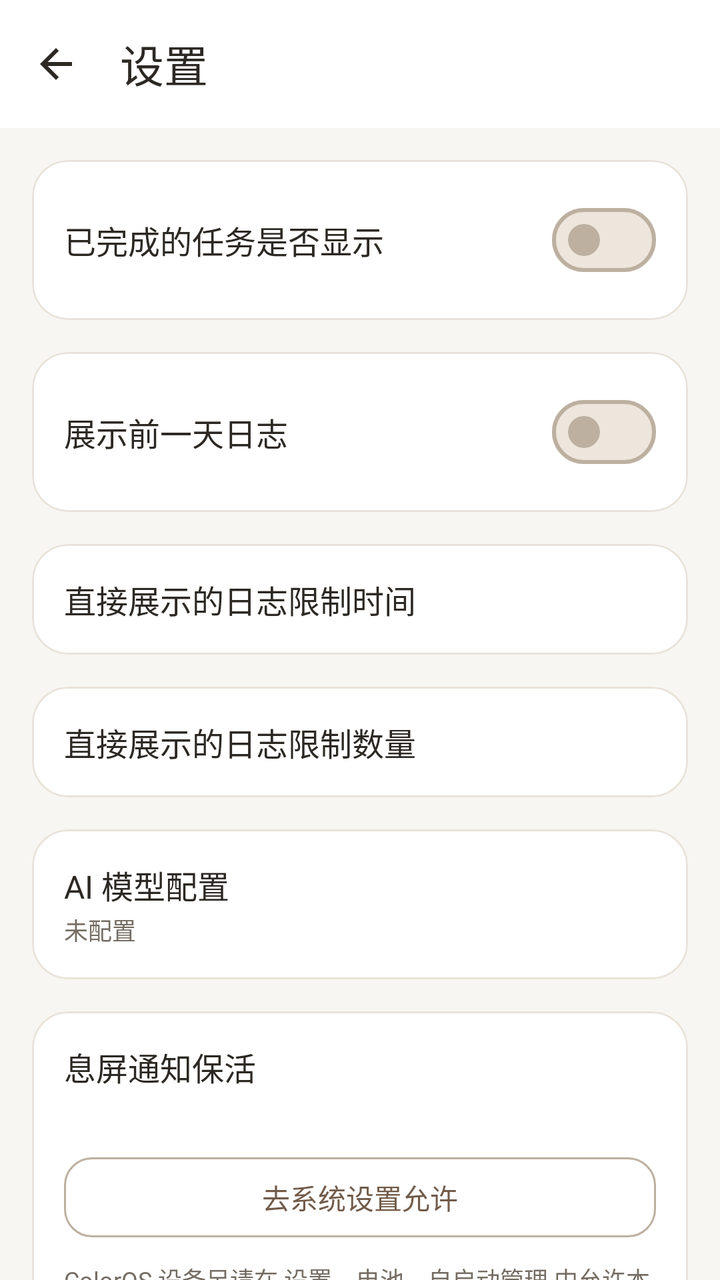
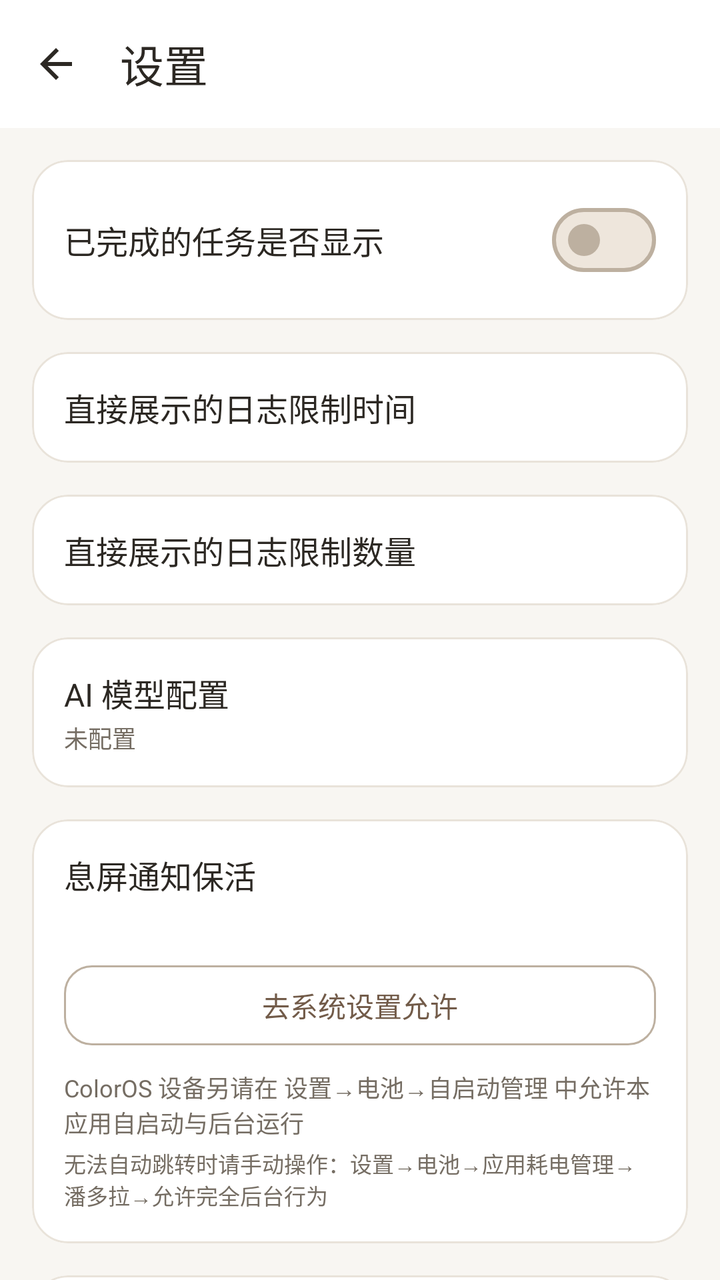

Two renders of the same Android screen: before a commit and after it. Below are the layout's source before the change and the commit's diff.
<!-- AndroidManifest.xml: application theme Theme.Project_Pandora -->
<!-- res/layout/activity_settings.xml -->
<?xml version="1.0" encoding="utf-8"?>
<layout xmlns:android="http://schemas.android.com/apk/res/android"
    xmlns:app="http://schemas.android.com/apk/res-auto">

    <data>

    </data>

    <androidx.constraintlayout.widget.ConstraintLayout
        android:layout_width="match_parent"
        android:layout_height="match_parent"
        android:background="@color/color_bg_page">

        <com.google.android.material.appbar.MaterialToolbar
            android:id="@+id/toolbar"
            android:layout_width="match_parent"
            android:layout_height="wrap_content"
            android:background="@color/color_surface"
            app:title="设置"
            app:titleTextColor="@color/color_text_primary"
            app:navigationIcon="@drawable/ic_back"
            app:layout_constraintTop_toTopOf="parent"
            style="@style/Widget.Pandora.Toolbar"
            app:navigationIconTint="@color/color_text_primary"
            android:elevation="0dp" />

        
        <ScrollView
            android:layout_width="match_parent"
            android:layout_height="0dp"
            android:fillViewport="true"
            android:scrollbars="none"
            app:layout_constraintTop_toBottomOf="@id/toolbar"
            app:layout_constraintBottom_toBottomOf="parent">

            <LinearLayout
                android:layout_width="match_parent"
                android:layout_height="wrap_content"
                android:orientation="vertical"
                android:padding="16dp">

            <com.google.android.material.card.MaterialCardView
                android:layout_width="match_parent"
                android:layout_height="wrap_content"
                android:layout_marginBottom="16dp"
                app:cardCornerRadius="18dp"
                app:cardElevation="0dp"
                app:cardBackgroundColor="@color/color_surface">

                <LinearLayout
                    android:layout_width="match_parent"
                    android:layout_height="wrap_content"
                    android:orientation="horizontal"
                    android:gravity="center_vertical"
                    android:padding="16dp">

                    <TextView
                        android:layout_width="0dp"
                        android:layout_height="wrap_content"
                        android:layout_weight="1"
                        android:text="已完成的任务是否显示"
                        android:textSize="16sp"
                        android:textColor="@color/color_text_primary" />

                    <com.google.android.material.materialswitch.MaterialSwitch
                        android:id="@+id/switch_show_completed"
                        android:layout_width="wrap_content"
                        android:layout_height="wrap_content" />

                </LinearLayout>
            </com.google.android.material.card.MaterialCardView>

            <com.google.android.material.card.MaterialCardView
                android:layout_width="match_parent"
                android:layout_height="wrap_content"
                android:layout_marginBottom="16dp"
                app:cardCornerRadius="18dp"
                app:cardElevation="0dp"
                app:cardBackgroundColor="@color/color_surface">

                <LinearLayout
                    android:layout_width="match_parent"
                    android:layout_height="wrap_content"
                    android:orientation="horizontal"
                    android:gravity="center_vertical"
                    android:padding="16dp">

                    <TextView
                        android:layout_width="0dp"
                        android:layout_height="wrap_content"
                        android:layout_weight="1"
                        android:text="展示前一天日志"
                        android:textSize="16sp"
                        android:textColor="@color/color_text_primary" />

                    <com.google.android.material.materialswitch.MaterialSwitch
                        android:id="@+id/switch_show_yesterday_log"
                        android:layout_width="wrap_content"
                        android:layout_height="wrap_content" />

                </LinearLayout>
            </com.google.android.material.card.MaterialCardView>

            <com.google.android.material.card.MaterialCardView
                android:id="@+id/card_log_time_limit"
                android:layout_width="match_parent"
                android:layout_height="wrap_content"
                android:layout_marginBottom="16dp"
                app:cardCornerRadius="18dp"
                app:cardElevation="0dp"
                app:cardBackgroundColor="@color/color_surface">

                <LinearLayout
                    android:layout_width="match_parent"
                    android:layout_height="wrap_content"
                    android:orientation="horizontal"
                    android:gravity="center_vertical"
                    android:padding="16dp">

                    <TextView
                        android:layout_width="0dp"
                        android:layout_height="wrap_content"
                        android:layout_weight="1"
                        android:text="直接展示的日志限制时间"
                        android:textSize="16sp"
                        android:textColor="@color/color_text_primary" />

                    <TextView
                        android:id="@+id/text_log_time_limit_value"
                        android:layout_width="wrap_content"
                        android:layout_height="wrap_content"
                        android:textSize="16sp"
                        android:textColor="@color/color_text_secondary" />

                </LinearLayout>
            </com.google.android.material.card.MaterialCardView>

            <com.google.android.material.card.MaterialCardView
                android:id="@+id/card_log_count_limit"
                android:layout_width="match_parent"
                android:layout_height="wrap_content"
                android:layout_marginBottom="16dp"
                app:cardCornerRadius="18dp"
                app:cardElevation="0dp"
                app:cardBackgroundColor="@color/color_surface">

                <LinearLayout
                    android:layout_width="match_parent"
                    android:layout_height="wrap_content"
                    android:orientation="horizontal"
                    android:gravity="center_vertical"
                    android:padding="16dp">

                    <TextView
                        android:layout_width="0dp"
                        android:layout_height="wrap_content"
                        android:layout_weight="1"
                        android:text="直接展示的日志限制数量"
                        android:textSize="16sp"
                        android:textColor="@color/color_text_primary" />

                    <TextView
                        android:id="@+id/text_log_count_limit_value"
                        android:layout_width="wrap_content"
                        android:layout_height="wrap_content"
                        android:textSize="16sp"
                        android:textColor="@color/color_text_secondary" />

                </LinearLayout>
            </com.google.android.material.card.MaterialCardView>

            <com.google.android.material.card.MaterialCardView
                android:id="@+id/card_ai_config"
                android:layout_width="match_parent"
                android:layout_height="wrap_content"
                android:layout_marginBottom="16dp"
                app:cardCornerRadius="18dp"
                app:cardElevation="0dp"
                app:cardBackgroundColor="@color/color_surface">

                <LinearLayout
                    android:layout_width="match_parent"
                    android:layout_height="wrap_content"
                    android:orientation="horizontal"
                    android:gravity="center_vertical"
                    android:padding="16dp">

                    <LinearLayout
                        android:layout_width="0dp"
                        android:layout_height="wrap_content"
                        android:orientation="vertical"
                        android:layout_weight="1">

                        <TextView
                            android:layout_width="match_parent"
                            android:layout_height="wrap_content"
                            android:text="AI 模型配置"
                            android:textSize="16sp"
                            android:textColor="@color/color_text_primary" />

                        <TextView
                            android:id="@+id/text_ai_config_summary"
                            android:layout_width="match_parent"
                            android:layout_height="wrap_content"
                            android:layout_marginTop="2dp"
                            android:text="未配置"
                            android:textSize="12sp"
                            android:textColor="@color/color_text_secondary" />

                    </LinearLayout>

                </LinearLayout>
            </com.google.android.material.card.MaterialCardView>

            
            
        
        <com.google.android.material.card.MaterialCardView
            android:layout_width="match_parent"
            android:layout_height="wrap_content"
            android:layout_marginBottom="16dp"
            app:cardCornerRadius="18dp"
            app:cardElevation="0dp"
            app:cardBackgroundColor="@color/color_surface">

            <LinearLayout
                android:layout_width="match_parent"
                android:layout_height="wrap_content"
                android:orientation="vertical"
                android:padding="16dp">

                <TextView
                    android:layout_width="match_parent"
                    android:layout_height="wrap_content"
                    android:text="@string/keep_alive_card_title"
                    android:textSize="16sp"
                    android:textColor="@color/color_text_primary" />

                <TextView
                    android:id="@+id/text_keep_alive_summary"
                    android:layout_width="match_parent"
                    android:layout_height="wrap_content"
                    android:layout_marginTop="4dp"
                    android:textSize="13sp"
                    android:textColor="@color/color_text_secondary" />

                <com.google.android.material.button.MaterialButton
                    android:id="@+id/btn_battery_whitelist"
                    style="@style/Widget.Pandora.Button.Outlined"
                    android:layout_width="match_parent"
                    android:layout_height="wrap_content"
                    android:layout_marginTop="8dp"
                    android:text="@string/keep_alive_btn_whitelist" />

                <TextView
                    android:layout_width="match_parent"
                    android:layout_height="wrap_content"
                    android:layout_marginTop="8dp"
                    android:text="@string/keep_alive_coloros_note"
                    android:textSize="12sp"
                    android:textColor="@color/color_text_secondary" />

                <TextView
                    android:layout_width="match_parent"
                    android:layout_height="wrap_content"
                    android:layout_marginTop="4dp"
                    android:text="@string/keep_alive_manual_path"
                    android:textSize="11sp"
                    android:textColor="@color/color_text_secondary" />

            </LinearLayout>
        </com.google.android.material.card.MaterialCardView>

<com.google.android.material.card.MaterialCardView
                android:id="@+id/card_server_config"
                android:layout_width="match_parent"
                android:layout_height="wrap_content"
                android:layout_marginBottom="16dp"
                app:cardCornerRadius="18dp"
                app:cardElevation="0dp"
                app:cardBackgroundColor="@color/color_surface">

                <LinearLayout
                    android:layout_width="match_parent"
                    android:layout_height="wrap_content"
                    android:orientation="horizontal"
                    android:gravity="center_vertical"
                    android:padding="16dp">

                    <LinearLayout
                        android:layout_width="0dp"
                        android:layout_height="wrap_content"
                        android:orientation="vertical"
                        android:layout_weight="1">

                        <TextView
                            android:layout_width="match_parent"
                            android:layout_height="wrap_content"
                            android:text="@string/settings_server_card_title"
                            android:textSize="16sp"
                            android:textColor="@color/color_text_primary" />

                        <TextView
                            android:id="@+id/text_server_summary"
                            android:layout_width="match_parent"
                            android:layout_height="wrap_content"
                            android:layout_marginTop="2dp"
                            android:textSize="12sp"
                            android:textColor="@color/color_text_secondary" />

                    </LinearLayout>

                </LinearLayout>
            </com.google.android.material.card.MaterialCardView>

            <com.google.android.material.card.MaterialCardView
                android:id="@+id/card_sync"
                android:layout_width="match_parent"
                android:layout_height="wrap_content"
                android:layout_marginBottom="16dp"
                app:cardCornerRadius="18dp"
                app:cardElevation="0dp"
                app:cardBackgroundColor="@color/color_surface">

                <LinearLayout
                    android:layout_width="match_parent"
                    android:layout_height="wrap_content"
                    android:orientation="vertical"
                    android:padding="16dp">

                    <TextView
                        android:layout_width="match_parent"
                        android:layout_height="wrap_content"
                        android:text="数据同步"
                        android:textSize="16sp"
                        android:textColor="@color/color_text_primary"
                        android:textStyle="bold"
                        android:layout_marginBottom="8dp" />

                    <TextView
                        android:id="@+id/text_sync_status"
                        android:layout_width="match_parent"
                        android:layout_height="wrap_content"
                        android:textSize="14sp"
                        android:textColor="@color/color_text_secondary"
                        android:layout_marginBottom="8dp" />

                    <TextView
                        android:id="@+id/text_sync_progress"
                        android:layout_width="match_parent"
                        android:layout_height="wrap_content"
                        android:textSize="14sp"
                        android:textColor="@color/color_text_secondary"
                        android:layout_marginBottom="8dp"
                        android:visibility="gone" />

                    <com.google.android.material.button.MaterialButton
                        android:id="@+id/btn_resync"
                        android:layout_width="match_parent"
                        android:layout_height="wrap_content"
                        android:text="重新同步"
                        android:visibility="gone"
                        android:textColor="@color/color_on_accent" />

                </LinearLayout>
            </com.google.android.material.card.MaterialCardView>

            
            <com.google.android.material.card.MaterialCardView
                android:layout_width="match_parent"
                android:layout_height="wrap_content"
                android:layout_marginBottom="16dp"
                app:cardCornerRadius="18dp"
                app:cardElevation="0dp"
                app:cardBackgroundColor="@color/color_surface">

                <LinearLayout
                    android:layout_width="match_parent"
                    android:layout_height="wrap_content"
                    android:orientation="vertical"
                    android:padding="16dp">

                    <TextView
                        android:layout_width="match_parent"
                        android:layout_height="wrap_content"
                        android:text="通知设置"
                        android:textSize="16sp"
                        android:textColor="@color/color_text_primary"
                        android:textStyle="bold"
                        android:layout_marginBottom="12dp" />

                    <LinearLayout
                        android:layout_width="match_parent"
                        android:layout_height="wrap_content"
                        android:orientation="horizontal"
                        android:gravity="center_vertical"
                        android:layout_marginBottom="8dp">

                        <TextView
                            android:layout_width="0dp"
                            android:layout_height="wrap_content"
                            android:layout_weight="1"
                            android:text="新任务通知"
                            android:textSize="15sp"
                            android:textColor="@color/color_text_primary" />

                        <com.google.android.material.materialswitch.MaterialSwitch
                            android:id="@+id/switch_notif_new_task"
                            android:layout_width="wrap_content"
                            android:layout_height="wrap_content" />

                    </LinearLayout>

                    <LinearLayout
                        android:layout_width="match_parent"
                        android:layout_height="wrap_content"
                        android:orientation="horizontal"
                        android:gravity="center_vertical"
                        android:layout_marginBottom="8dp">

                        <TextView
                            android:layout_width="0dp"
                            android:layout_height="wrap_content"
                            android:layout_weight="1"
                            android:text="任务完成通知"
                            android:textSize="15sp"
                            android:textColor="@color/color_text_primary" />

                        <com.google.android.material.materialswitch.MaterialSwitch
                            android:id="@+id/switch_notif_status_change"
                            android:layout_width="wrap_content"
                            android:layout_height="wrap_content" />

                    </LinearLayout>

                    <LinearLayout
                        android:layout_width="match_parent"
                        android:layout_height="wrap_content"
                        android:orientation="horizontal"
                        android:gravity="center_vertical"
                        android:layout_marginBottom="8dp">

                        <TextView
                            android:layout_width="0dp"
                            android:layout_height="wrap_content"
                            android:layout_weight="1"
                            android:text="下属完成日志通知"
                            android:textSize="15sp"
                            android:textColor="@color/color_text_primary" />

                        <com.google.android.material.materialswitch.MaterialSwitch
                            android:id="@+id/switch_notif_log_completed"
                            android:layout_width="wrap_content"
                            android:layout_height="wrap_content" />

                    </LinearLayout>

                    <LinearLayout
                        android:layout_width="match_parent"
                        android:layout_height="wrap_content"
                        android:orientation="horizontal"
                        android:gravity="center_vertical"
                        android:layout_marginBottom="8dp">

                        <TextView
                            android:layout_width="0dp"
                            android:layout_height="wrap_content"
                            android:layout_weight="1"
                            android:text="十大任务派发变更通知"
                            android:textSize="15sp"
                            android:textColor="@color/color_text_primary" />

                        <com.google.android.material.materialswitch.MaterialSwitch
                            android:id="@+id/switch_notif_top10_dispatch"
                            android:layout_width="wrap_content"
                            android:layout_height="wrap_content" />

                    </LinearLayout>

                    <LinearLayout
                        android:layout_width="match_parent"
                        android:layout_height="wrap_content"
                        android:orientation="horizontal"
                        android:gravity="center_vertical">

                        <TextView
                            android:layout_width="0dp"
                            android:layout_height="wrap_content"
                            android:layout_weight="1"
                            android:text="十大重要事项变更通知"
                            android:textSize="15sp"
                            android:textColor="@color/color_text_primary" />

                        <com.google.android.material.materialswitch.MaterialSwitch
                            android:id="@+id/switch_notif_top10_important"
                            android:layout_width="wrap_content"
                            android:layout_height="wrap_content" />

                    </LinearLayout>

                </LinearLayout>
            </com.google.android.material.card.MaterialCardView>

            </LinearLayout>
        </ScrollView>

    </androidx.constraintlayout.widget.ConstraintLayout>
</layout>
<!-- resources referenced by this layout -->
<resources>
  <color name="color_bg_page">#F8F6F2</color>
  <color name="color_on_accent">#FFFFFF</color>
  <color name="color_surface">#FFFFFF</color>
  <color name="color_text_primary">#2C2823</color>
  <color name="color_text_secondary">#756D63</color>
  <string name="keep_alive_btn_whitelist">去系统设置允许</string>
  <string name="keep_alive_card_title">息屏通知保活</string>
  <string name="keep_alive_coloros_note">ColorOS 设备另请在 设置→电池→自启动管理 中允许本应用自启动与后台运行</string>
  <string name="keep_alive_manual_path">无法自动跳转时请手动操作：设置→电池→应用耗电管理→潘多拉→允许完全后台行为</string>
  <string name="settings_server_card_title">服务器地址</string>
  <style name="Theme.Project_Pandora" parent="Base.Theme.Project_Pandora" />
  <color name="color_border_strong">#BDB0A0</color>
  <style name="TextAppearance.Pandora.Label" parent="TextAppearance.Material3.LabelLarge">
          <item name="android:fontFamily">sans-serif-medium</item>
          <item name="android:textSize">14sp</item>
          <item name="android:letterSpacing">0</item>
          <item name="android:textAllCaps">false</item>
      </style>
  <style name="TextAppearance.Pandora.Title" parent="TextAppearance.Material3.TitleLarge">
          <item name="android:fontFamily">sans-serif-medium</item>
          <item name="android:textSize">22sp</item>
          <item name="android:textColor">@color/color_text_primary</item>
      </style>
  <color name="color_accent">#725B49</color>
  <color name="color_accent_soft">#EEE6DC</color>
  <color name="color_surface_soft">#F3EFE8</color>
  <color name="color_divider">#E9E3DA</color>
  <color name="color_error">#A1473A</color>
  <color name="color_error_surface">#F8EAE5</color>
  <style name="TextAppearance.Pandora.Body" parent="TextAppearance.Material3.BodyLarge">
          <item name="android:fontFamily">sans-serif</item>
          <item name="android:textSize">16sp</item>
          <item name="android:textColor">@color/color_text_primary</item>
      </style>
  <style name="TextAppearance.Pandora.BodySmall" parent="TextAppearance.Material3.BodyMedium">
          <item name="android:textSize">14sp</item>
          <item name="android:textColor">@color/color_text_secondary</item>
      </style>
  <style name="Widget.Pandora.Button" parent="Widget.Material3.Button">
          <item name="cornerRadius">14dp</item>
          <item name="android:minHeight">52dp</item>
          <item name="android:textAppearance">@style/TextAppearance.Pandora.Label</item>
          <item name="android:textAllCaps">false</item>
          <item name="android:stateListAnimator">@null</item>
      </style>
  <style name="Widget.Pandora.Card" parent="Widget.MaterialComponents.CardView">
          <item name="cardBackgroundColor">@color/color_surface</item>
          <item name="cardCornerRadius">18dp</item>
          <item name="cardElevation">0dp</item>
          <item name="strokeColor">@color/color_divider</item>
          <item name="strokeWidth">1dp</item>
      </style>
  <style name="Widget.Pandora.LegacyCard" parent="CardView">
          <item name="cardBackgroundColor">@color/color_surface</item>
          <item name="cardCornerRadius">18dp</item>
          <item name="cardElevation">1dp</item>
      </style>
  <style name="Widget.Pandora.Fab" parent="Widget.Material3.FloatingActionButton.Primary">
          <item name="backgroundTint">@color/color_accent</item>
          <item name="tint">@color/color_on_accent</item>
          <item name="elevation">2dp</item>
      </style>
  <style name="TextAppearance.Pandora.Navigation" parent="TextAppearance.Material3.LabelMedium">
          <item name="android:fontFamily">sans-serif-medium</item>
          <item name="android:textSize">12sp</item>
          <item name="android:letterSpacing">0</item>
      </style>
  <style name="Widget.Pandora.NavIndicator" parent="Widget.Material3.BottomNavigationView.ActiveIndicator">
          <item name="android:color">@color/color_accent_soft</item>
      </style>
  <!-- unchanged entries left out for length: 8 -->
</resources>

<!-- the commit's change to res/layout/activity_settings.xml (unified diff, before → after) -->
@@ -71,37 +71,6 @@
             </com.google.android.material.card.MaterialCardView>
 
             <com.google.android.material.card.MaterialCardView
-                android:layout_width="match_parent"
-                android:layout_height="wrap_content"
-                android:layout_marginBottom="16dp"
-                app:cardCornerRadius="18dp"
-                app:cardElevation="0dp"
-                app:cardBackgroundColor="@color/color_surface">
-
-                <LinearLayout
-                    android:layout_width="match_parent"
-                    android:layout_height="wrap_content"
-                    android:orientation="horizontal"
-                    android:gravity="center_vertical"
-                    android:padding="16dp">
-
-                    <TextView
-                        android:layout_width="0dp"
-                        android:layout_height="wrap_content"
-                        android:layout_weight="1"
-                        android:text="展示前一天日志"
-                        android:textSize="16sp"
-                        android:textColor="@color/color_text_primary" />
-
-                    <com.google.android.material.materialswitch.MaterialSwitch
-                        android:id="@+id/switch_show_yesterday_log"
-                        android:layout_width="wrap_content"
-                        android:layout_height="wrap_content" />
-
-                </LinearLayout>
-            </com.google.android.material.card.MaterialCardView>
-
-            <com.google.android.material.card.MaterialCardView
                 android:id="@+id/card_log_time_limit"
                 android:layout_width="match_parent"
                 android:layout_height="wrap_content"
